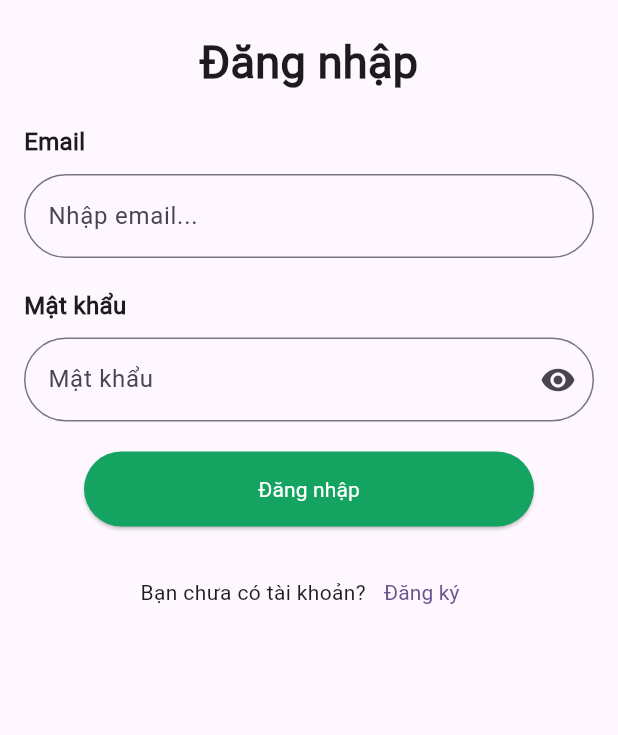
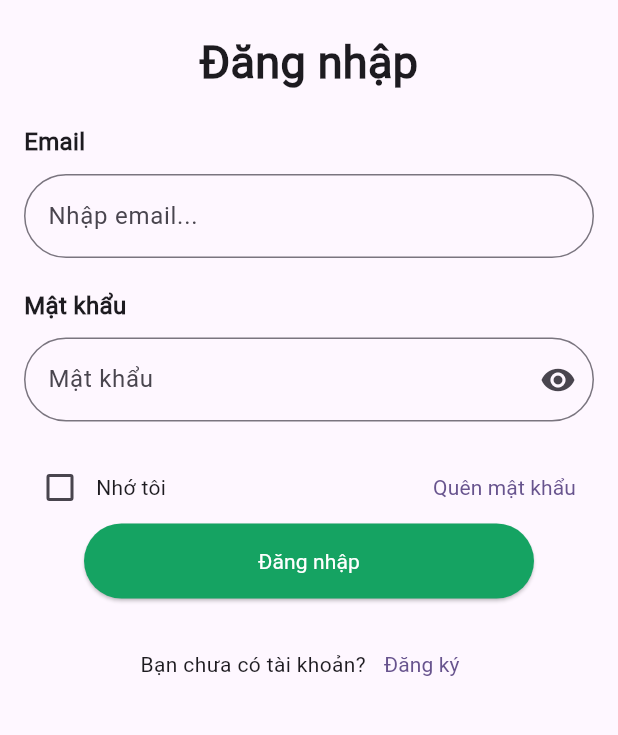
Before and after one commit to lyltn/ecommerceflutter, a Flutter app: the screen it shows after launch, on a phone screen of 412 x 824 dp, the part 99-834 px from its top. Run offline on Flutter 3.47's test engine with Material 3 defaults, Android fonts, the phone set to English and light mode, and no system bars; our stand-ins replace cloud_firestore, curved_navigation_bar, firebase_auth, firebase_core, firebase_storage, image_picker and 1 more; missing offline and left inert: dart:ffi; accounts and stored records are empty.

Commit message:
forfot pass

```diff
--- a/lib/pages/authen/login.dart
+++ b/lib/pages/authen/login.dart
@@ -1,3 +1,4 @@
+import 'package:ecommercettl/pages/authen/forgot_pw.dart';
 import 'package:ecommercettl/pages/client/shopbottomnav.dart';
 import 'package:flutter/material.dart';
 import 'package:firebase_auth/firebase_auth.dart'; // Import trang chính
@@ -8,6 +9,7 @@ class LoginPage extends StatefulWidget {
 }
 
 class _LoginPageState extends State<LoginPage> {
+  bool _rememberMe = false;
   final _formKey = GlobalKey<FormState>();
   final TextEditingController _emailController = TextEditingController();
   final TextEditingController _passwordController = TextEditingController();
@@ -130,6 +132,34 @@ class _LoginPageState extends State<LoginPage> {
             },
           ),
           SizedBox(height: 20),
+          // Remember me checkbox and forgot password
+          Row(
+            mainAxisAlignment: MainAxisAlignment.spaceBetween,
+            children: <Widget>[
+              Row(
+                children: [
+                  Checkbox(
+                    value: _rememberMe,
+                    onChanged: (value) {
+                      setState(() {
+                        _rememberMe = value!;
+                      });
+                    },
+                  ),
+                  Text('Nhớ tôi'),
+                ],
+              ),
+              TextButton(
+                onPressed: () {
+                  Navigator.push(
+                    context,
+                    MaterialPageRoute(builder: (context) => ForgotPasswordPage()),
+                  );
+                },
+                child: Text('Quên mật khẩu'),
+              ),
+            ],
+          ),
           Container(
             margin: EdgeInsets.symmetric(horizontal: 40),
             child: ElevatedButton(
```
Also changed, not shown: lib/pages/authen/forgot_pw.dart (added, +92 -0 lines).
